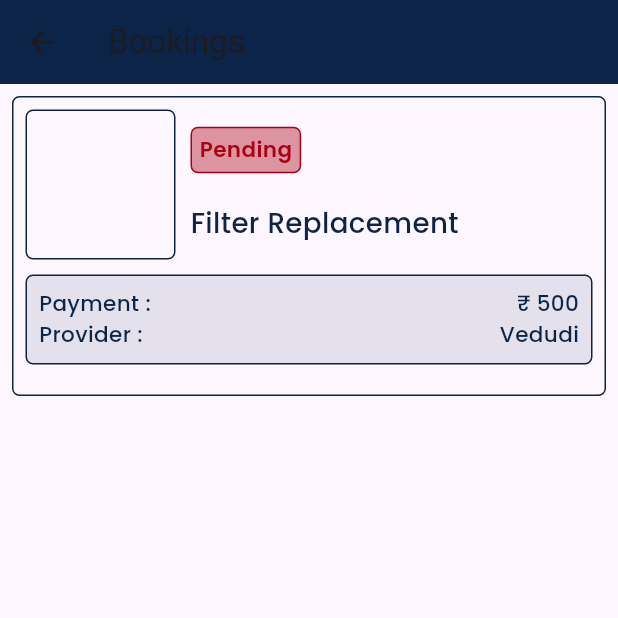
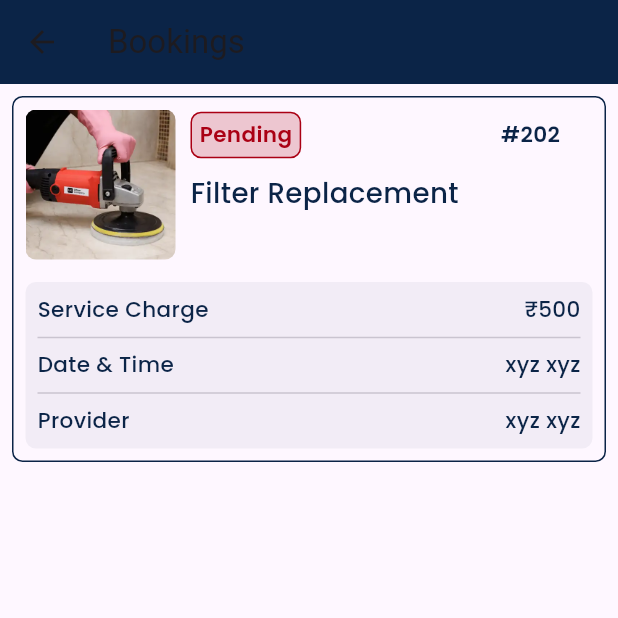
Before and after one commit to projectsem66/city_serve_user, a Flutter app: the Bookings screen opened directly, on a phone screen of 412 x 824 dp, the top half of it. Run offline on Flutter 3.47's test engine with Material 3 defaults, Android fonts, the phone set to English and light mode, and no system bars; our stand-ins replace carousel_slider, flutter_bounce, get, google_fonts.

Commit message:
.................

```diff
--- a/lib/src/page/bookings.dart
+++ b/lib/src/page/bookings.dart
@@ -41,13 +41,13 @@ class _BookingsState extends State<Bookings> {
           child: Column(
             children: [
               Container(
-                height: 200,
+                // height: 200,
                 width: double.maxFinite,
                 decoration: BoxDecoration(
-                    borderRadius: BorderRadius.circular(5),
-                    border: Border.all(color: AppColors.Colorq)),
+                    borderRadius: BorderRadius.circular(7),
+                    border: Border.all(color: AppColors.Colorq, width: 1)),
                 child: Padding(
-                  padding: const EdgeInsets.all(8.0),
+                  padding: EdgeInsets.all(8.0),
                   child: Column(
                     children: [
                       Row(
@@ -56,8 +56,11 @@ class _BookingsState extends State<Bookings> {
                             height: 100,
                             width: 100,
                             decoration: BoxDecoration(
-                                borderRadius: BorderRadius.circular(5),
-                                border: Border.all(color: AppColors.Colorq)),
+                                image: DecorationImage(
+                                    image: AssetImage(
+                                        "assets/dashboard/mostBook/1u.jpg")),
+                                borderRadius: BorderRadius.circular(7),
+                              ),
                           ),
                           SizedBox(
                             width: 10,
@@ -66,11 +69,14 @@ class _BookingsState extends State<Bookings> {
                             crossAxisAlignment: CrossAxisAlignment.start,
                             mainAxisAlignment: MainAxisAlignment.spaceBetween,
                             children: [
+                              Row(
+                                children: [
                                   Container(
                                     decoration: BoxDecoration(
-                                    color: AppColors.red.withOpacity(0.4),
-                                    borderRadius: BorderRadius.circular(5),
-                                    border: Border.all(color: AppColors.red)),
+                                        color: AppColors.red.withOpacity(0.2),
+                                        borderRadius: BorderRadius.circular(7),
+                                        border:
+                                            Border.all(color: AppColors.red)),
                                     child: Padding(
                                       padding: const EdgeInsets.symmetric(
                                           horizontal: 5, vertical: 4),
@@ -84,7 +90,20 @@ class _BookingsState extends State<Bookings> {
                                     ),
                                   ),
                                   SizedBox(
-                                height: 20,
+                                    width:
+                                        dimension.width100 + dimension.width27,
+                                  ),
+                                  Text(
+                                    "#202",
+                                    style: GoogleFonts.poppins(
+                                        color: AppColors.Colorq,
+                                        fontSize: dimension.height14,
+                                        fontWeight: FontWeight.w600),
+                                  ),
+                                ],
+                              ),
+                              SizedBox(
+                                height: 10,
                               ),
                               Text(
                                 "Filter Replacement",
@@ -93,32 +112,38 @@ class _BookingsState extends State<Bookings> {
                                     fontSize: dimension.height18,
                                     fontWeight: FontWeight.w500),
                               ),
+                              SizedBox(
+                                height: 30,
+                              ),
                             ],
                           )
                         ],
                       ),
-                      SizedBox(height: 10,),
+                      SizedBox(
+                        height: 15,
+                      ),
                       Container(
                         decoration: BoxDecoration(
-                            color: AppColors.Colorq.withOpacity(0.1),
-                            borderRadius: BorderRadius.circular(5),
-                            border: Border.all(color: AppColors.Colorq)),
+                          color: AppColors.Colorq.withOpacity(0.05),
+                          borderRadius: BorderRadius.circular(7),
+                        ),
                         child: Padding(
                           padding: const EdgeInsets.all(8.0),
                           child: Column(
                             children: [
                               Row(
-                                mainAxisAlignment: MainAxisAlignment.spaceBetween,
+                                mainAxisAlignment:
+                                    MainAxisAlignment.spaceBetween,
                                 children: [
                                   Text(
-                                    "Payment : ",
+                                    "Service Charge",
                                     style: GoogleFonts.poppins(
                                         color: AppColors.Colorq,
                                         fontSize: dimension.height14,
                                         fontWeight: FontWeight.w500),
                                   ),
                                   Text(
-                                    "₹ 500",
+                                    "₹500",
                                     style: GoogleFonts.poppins(
                                         color: AppColors.Colorq,
                                         fontSize: dimension.height14,
@@ -126,18 +151,41 @@ class _BookingsState extends State<Bookings> {
                                   ),
                                 ],
                               ),
+                              Divider(thickness: 1),
                               Row(
-                                mainAxisAlignment: MainAxisAlignment.spaceBetween,
+                                mainAxisAlignment:
+                                    MainAxisAlignment.spaceBetween,
                                 children: [
                                   Text(
-                                    "Provider : ",
+                                    "Date & Time",
                                     style: GoogleFonts.poppins(
                                         color: AppColors.Colorq,
                                         fontSize: dimension.height14,
                                         fontWeight: FontWeight.w500),
                                   ),
                                   Text(
-                                    "Vedudi",
+                                    "xyz xyz",
+                                    style: GoogleFonts.poppins(
+                                        color: AppColors.Colorq,
+                                        fontSize: dimension.height14,
+                                        fontWeight: FontWeight.w500),
+                                  ),
+                                ],
+                              ),
+                              Divider(thickness: 1),
+                              Row(
+                                mainAxisAlignment:
+                                MainAxisAlignment.spaceBetween,
+                                children: [
+                                  Text(
+                                    "Provider",
+                                    style: GoogleFonts.poppins(
+                                        color: AppColors.Colorq,
+                                        fontSize: dimension.height14,
+                                        fontWeight: FontWeight.w500),
+                                  ),
+                                  Text(
+                                    "xyz xyz",
                                     style: GoogleFonts.poppins(
                                         color: AppColors.Colorq,
                                         fontSize: dimension.height14,
@@ -149,7 +197,6 @@ class _BookingsState extends State<Bookings> {
                           ),
                         ),
                       ),
-
                     ],
                   ),
                 ),
```
Also changed, not shown: lib/src/first/four.dart (+5 -5 lines), lib/src/first/one.dart (+6 -6 lines), lib/src/first/three.dart (+5 -5 lines), lib/src/first/two.dart (+4 -4 lines). Lines whose indentation alone changed are shown as unchanged.
